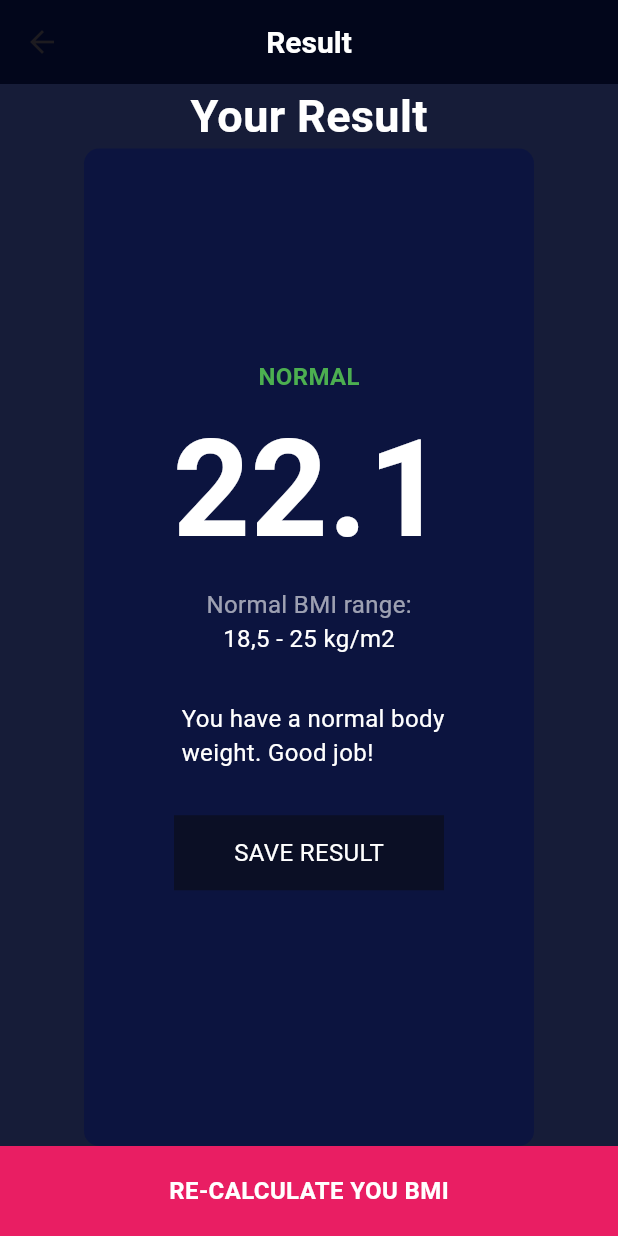
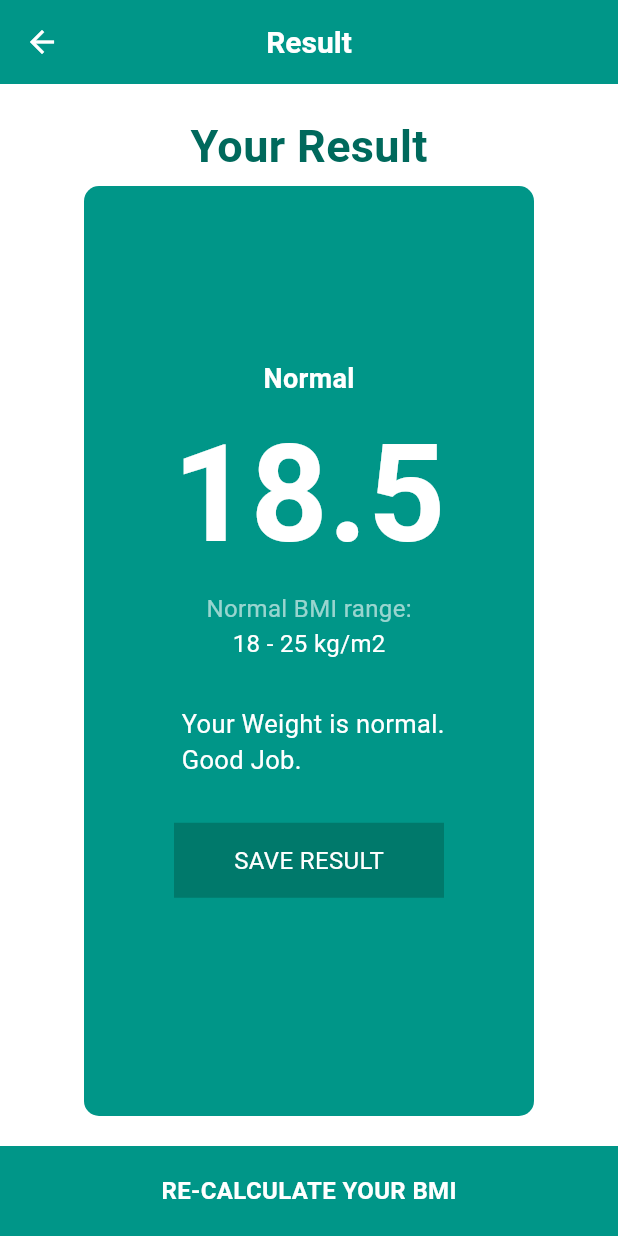
Before and after one commit to ZainBahar/BMI_Calculator, a Flutter app: the screen it shows after launch, after a tap on the "remove" icon, after a tap on the "add" icon, after a tap on "CALCULATE YOUR BMI", on a phone screen of 412 x 824 dp. Run offline on Flutter 3.47's test engine with Material 3 defaults, Android fonts, the light colour scheme and no system bars.

Commit message:
BMI Calculator Project Completed

```diff
--- /dev/null
+++ b/lib/calculator.dart
@@ -0,0 +1,35 @@
+import 'dart:math';
+
+class Calculator {
+  Calculator({required this.height, required this.weight});
+  int height;
+  int weight;
+  double? bmi;
+
+  // Constructor
+
+  dynamic bmivalue() {
+    bmi = weight / pow(height / 100, 2);
+    return bmi!.toStringAsFixed(1);
+  }
+
+  dynamic bmiCategory() {
+    if (bmi! < 18) {
+      return "UnderWeight";
+    } else if (bmi! >= 18 && bmi! <= 25) {
+      return "Normal";
+    } else {
+      return "OverWeight";
+    }
+  }
+
+  dynamic bmiInterpretation() {
+    if (bmi! < 18) {
+      return "You are so Low on Weight! Plz eat more.";
+    } else if (bmi! <= 25 && bmi! >= 18) {
+      return "Your Weight is normal. Good Job.";
+    } else {
+      return "You are so OverWeight! Plz control your mouth.";
+    }
+  }
+}
--- a/lib/main.dart
+++ b/lib/main.dart
@@ -1,6 +1,8 @@
 import 'package:flutter/material.dart';
-import 'package:flutter/rendering.dart';
+import 'package:my_bmi_calculator2/calculator.dart';
 import 'package:my_bmi_calculator2/resultPage.dart';
+import 'package:my_bmi_calculator2/theme_changer.dart';
+import 'package:my_bmi_calculator2/theme_data.dart';
 
 void main() {
   runApp(MyApp());
@@ -14,6 +16,20 @@ class MyApp extends StatefulWidget {
 enum Genders { male, female }
 
 class _MyAppState extends State<MyApp> {
+  @override
+  void initState() {
+    themeManager.addListener(themeChange);
+    super.initState();
+  }
+
+  themeChange() {
+    if (mounted) {
+      setState(() {});
+    }
+  }
+
+  ThemeManager themeManager = ThemeManager();
+
   double height = 180;
   int weight = 60;
   int age = 20;
@@ -24,26 +40,37 @@ class _MyAppState extends State<MyApp> {
   Color activeColor = Colors.pink;
   @override
   Widget build(BuildContext context) {
+    // Material App
     return MaterialApp(
       debugShowCheckedModeBanner: false,
+      theme: lightTheme,
+      darkTheme: darkTheme,
+      themeMode: themeManager.themeMode,
+      // Home Page
       home: Scaffold(
-        backgroundColor: const Color.fromARGB(235, 2, 9, 39),
+        // backgroundColor: const Color.fromARGB(235, 2, 9, 39),
         appBar: AppBar(
           title: Text('BMI Calculator',
-              style: TextStyle(
-                  color: Colors.white,
-                  fontWeight: FontWeight.bold,
-                  fontSize: 20)),
-          backgroundColor: const Color.fromARGB(255, 2, 6, 27),
+              style: TextStyle(fontWeight: FontWeight.bold, fontSize: 20)),
+          // backgroundColor: ,
           centerTitle: true,
+          actions: [
+            Switch(
+                value: themeManager.themeMode == ThemeMode.dark,
+                onChanged: (newValue) {
+                  themeManager.changeTheme(newValue);
+                })
+          ],
         ),
+
         // Body
         body: Expanded(
             // Main Column
             child: Column(
           children: [
             // 1st Row
-            Row(
+            Expanded(
+              child: Row(
                 children: [
                   // Male Container
                   Expanded(
@@ -56,10 +83,14 @@ class _MyAppState extends State<MyApp> {
                       child: Gender(
                         genderName: "Male",
                         genderIcon: Icons.male,
-                      rVal: 3,
-                      lVal: 10,
+                        rightVal: 3,
+                        leftVal: 10,
                         bgColor: selectedGender == Genders.male
-                          ? activeColor
+                            ? themeManager.themeMode == ThemeMode.light
+                                ? const Color.fromRGBO(0, 105, 92, 1)
+                                : activeColor
+                            : themeManager.themeMode == ThemeMode.light
+                                ? Colors.teal
                                 : inActiveColor,
                       ),
                     ),
@@ -75,25 +106,32 @@ class _MyAppState extends State<MyApp> {
                       child: Gender(
                         genderName: "Female",
                         genderIcon: Icons.female,
-                      lVal: 2,
-                      rVal: 10,
+                        leftVal: 2,
+                        rightVal: 10,
                         bgColor: selectedGender == Genders.female
-                          ? activeColor
+                            ? themeManager.themeMode == ThemeMode.light
+                                ? const Color.fromRGBO(0, 105, 92, 1)
+                                : activeColor
+                            : themeManager.themeMode == ThemeMode.light
+                                ? Colors.teal
                                 : inActiveColor,
                       ),
                     ),
                   )
                 ],
               ),
+            ),
 
             // 2nd Row  HEIGHT
-            Container(
-              height: 178,
+            Expanded(
+              child: Container(
                 margin: EdgeInsets.only(left: 10, right: 10, bottom: 12),
                 padding: EdgeInsets.only(top: 10, bottom: 12),
                 decoration: BoxDecoration(
-                color: const Color.fromARGB(255, 12, 20, 63),
-                borderRadius: BorderRadius.circular(4),
+                  color: themeManager.themeMode == ThemeMode.light
+                      ? Colors.teal
+                      : const Color.fromARGB(255, 12, 20, 63),
+                  borderRadius: BorderRadius.circular(20),
                 ),
                 child: Column(
                   mainAxisAlignment: MainAxisAlignment.center,
@@ -132,18 +170,25 @@ class _MyAppState extends State<MyApp> {
                       min: 120,
                       max: 220,
                       divisions: 100,
-                    activeColor: Colors.pink,
                       inactiveColor: Colors.white60,
                     ),
                   ],
                 ),
               ),
+            ),
             //3rd Row  WEIGHT, AGE
-            Row(
+            Expanded(
+              child: Row(
                   mainAxisAlignment: MainAxisAlignment.center,
                   crossAxisAlignment: CrossAxisAlignment.center,
                   children: [
                     WeightAge(
+                      bgColor: themeManager.themeMode == ThemeMode.light
+                          ? Colors.teal
+                          : const Color.fromARGB(255, 12, 20, 63),
+                      bgColorIncDec: themeManager.themeMode == ThemeMode.light
+                          ? Colors.teal[800]
+                          : const Color.fromARGB(123, 20, 32, 99),
                       lmargin: 3,
                       rmargin: 10,
                       title: strweight.toString(),
@@ -160,6 +205,12 @@ class _MyAppState extends State<MyApp> {
                       },
                     ),
                     WeightAge(
+                        bgColor: themeManager.themeMode == ThemeMode.light
+                            ? Colors.teal
+                            : const Color.fromARGB(255, 12, 20, 63),
+                        bgColorIncDec: themeManager.themeMode == ThemeMode.light
+                            ? Colors.teal[800]
+                            : const Color.fromARGB(123, 20, 32, 99),
                         lmargin: 10,
                         rmargin: 2,
                         title: strage.toString(),
@@ -175,9 +226,16 @@ class _MyAppState extends State<MyApp> {
                           });
                         }),
                   ]),
-            ShowBMIButton(),
+            ),
           ],
         )),
+        // Bottom Bar
+        bottomNavigationBar: ShowBMIButton(
+            height: height.toInt(),
+            weight: weight.toInt(),
+            bgColor: themeManager.themeMode == ThemeMode.light
+                ? Colors.teal
+                : Colors.pink),
       ),
     );
   }
@@ -188,16 +246,16 @@ class Gender extends StatefulWidget {
   Gender({
     required this.genderName,
     required this.genderIcon,
-    required this.lVal,
-    required this.rVal,
+    required this.leftVal,
+    required this.rightVal,
     required this.bgColor,
     Key? key,
   }) : super(key: key);
 
   final String genderName;
   final IconData genderIcon;
-  final double lVal;
-  final double rVal;
+  final double leftVal;
+  final double rightVal;
   final Color bgColor;
 
   @override
@@ -212,13 +270,13 @@ class _GenderState extends State<Gender> {
         margin: EdgeInsets.only(
           top: 15,
           bottom: 15,
-          right: widget.rVal,
-          left: widget.lVal,
+          right: widget.rightVal,
+          left: widget.leftVal,
         ),
         padding: const EdgeInsets.only(top: 10, bottom: 12),
         decoration: BoxDecoration(
           color: widget.bgColor,
-          borderRadius: BorderRadius.circular(3),
+          borderRadius: BorderRadius.circular(20),
         ),
         child: Column(
           mainAxisAlignment: MainAxisAlignment.center,
@@ -246,9 +304,13 @@ class WeightAge extends StatefulWidget {
     required this.measureType,
     required this.onIncrement,
     required this.onDecrement,
+    required this.bgColor,
+    required this.bgColorIncDec,
     Key? key,
   }) : super(key: key);
 
+  Color bgColor;
+  Color? bgColorIncDec;
   final double lmargin;
   final double rmargin;
   final String title;
@@ -269,8 +331,8 @@ class _WeightAgeState extends State<WeightAge> {
             left: widget.rmargin, right: widget.lmargin, bottom: 15),
         padding: EdgeInsets.only(top: 10, bottom: 12),
         decoration: BoxDecoration(
-          color: const Color.fromARGB(255, 12, 20, 63),
-          borderRadius: BorderRadius.circular(3),
+          color: widget.bgColor,
+          borderRadius: BorderRadius.circular(20),
         ),
         child: Column(
           mainAxisAlignment: MainAxisAlignment.center,
@@ -291,11 +353,17 @@ class _WeightAgeState extends State<WeightAge> {
               crossAxisAlignment: CrossAxisAlignment.center,
               children: [
                 // Decrement Button
-                _buildButton(icon: Icons.remove, onPressed: widget.onDecrement),
+                _buildButton(
+                    icon: Icons.remove,
+                    onPressed: widget.onDecrement,
+                    bgColor: widget.bgColorIncDec!),
                 // Space between buttons
                 SizedBox(width: 5),
                 // Increment Button
-                _buildButton(icon: Icons.add, onPressed: widget.onIncrement),
+                _buildButton(
+                    icon: Icons.add,
+                    onPressed: widget.onIncrement,
+                    bgColor: widget.bgColorIncDec!),
               ],
             )
           ],
@@ -305,25 +373,34 @@ class _WeightAgeState extends State<WeightAge> {
   }
 }
 
-Widget _buildButton({required IconData icon, required VoidCallback onPressed}) {
+Widget _buildButton(
+    {required IconData icon,
+    required VoidCallback onPressed,
+    required Color bgColor}) {
   return Container(
       height: 40,
       width: 40,
       margin: EdgeInsets.only(top: 5),
       decoration: BoxDecoration(
-        shape: BoxShape.circle,
-        color: const Color.fromARGB(123, 20, 32, 99),
+          // color: bgColor,
           ),
       // Decrement Button
       child: FloatingActionButton(
-        backgroundColor: const Color.fromARGB(153, 45, 53, 97),
+        backgroundColor: bgColor,
         onPressed: onPressed,
         child: Icon(icon, color: Colors.white),
       ));
 }
 
 class ShowBMIButton extends StatefulWidget {
-  const ShowBMIButton({super.key});
+  ShowBMIButton({
+    required this.height,
+    required this.weight,
+    required this.bgColor,
+  });
+  int height;
+  int weight;
+  Color bgColor;
 
   @override
   State<ShowBMIButton> createState() => _ShowBMIButtonState();
@@ -334,17 +411,23 @@ class _ShowBMIButtonState extends State<ShowBMIButton> {
   Widget build(BuildContext context) {
     return GestureDetector(
       onTap: () {
+        Calculator calculator =
+            Calculator(height: widget.height, weight: widget.weight);
         Navigator.of(
           context,
         ).push(MaterialPageRoute(
-          builder: (context) => ResultPageClass(),
+          builder: (context) => ResultPageClass(
+            bmiValue: calculator.bmivalue(),
+            bmiCategory: calculator.bmiCategory(),
+            bmiInterpretation: calculator.bmiInterpretation(),
+          ),
         ));
       },
       child: Container(
         height: 60,
         width: double.infinity,
         decoration: BoxDecoration(
-          color: Colors.pink,
+          color: widget.bgColor,
         ),
         child: Center(
           child: Text(
--- a/lib/resultPage.dart
+++ b/lib/resultPage.dart
@@ -1,59 +1,72 @@
-import 'package:flutter/foundation.dart';
 import 'package:flutter/material.dart';
+import 'package:my_bmi_calculator2/theme_changer.dart';
 
 class ResultPageClass extends StatefulWidget {
-  const ResultPageClass({super.key});
+  ResultPageClass(
+      {required this.bmiCategory,
+      required this.bmiValue,
+      required this.bmiInterpretation});
+  dynamic bmiCategory;
+  dynamic bmiValue;
+  dynamic bmiInterpretation;
 
   @override
   State<ResultPageClass> createState() => _ResultPageClassState();
 }
 
 class _ResultPageClassState extends State<ResultPageClass> {
+  ThemeManager themeManager = ThemeManager();
   @override
   Widget build(BuildContext context) {
     return Scaffold(
-      backgroundColor: const Color.fromARGB(235, 2, 9, 39),
       appBar: AppBar(
         title: Text("Result",
             style: TextStyle(
                 color: Colors.white,
                 fontWeight: FontWeight.bold,
                 fontSize: 20)),
-        backgroundColor: const Color.fromARGB(255, 2, 6, 27),
         centerTitle: true,
         // automaticallyImplyLeading: false,
       ),
       // Main Coloumn of Body
-      body: Expanded(
-        child: Column(
-          mainAxisAlignment: MainAxisAlignment.center,
-          crossAxisAlignment: CrossAxisAlignment.center,
+      body: Column(
         children: [
-            Text("Your Result",
+          Container(
+            margin: const EdgeInsets.only(top: 20, bottom: 5),
+            child: Text("Your Result",
                 style: TextStyle(
-                    color: Colors.white,
+                    color: Theme.of(context).brightness == Brightness.light
+                        ? Colors.teal[800]
+                        : Colors.white,
                     fontWeight: FontWeight.bold,
                     fontSize: 30)),
+          ),
           // Sub-Column of the main Column
           Expanded(
             child: Center(
               child: Container(
+                margin: const EdgeInsets.only(bottom: 20),
                 width: 300,
                 decoration: BoxDecoration(
-                    color: const Color.fromARGB(255, 12, 20, 63),
+                  color: Theme.of(context).brightness == Brightness.light
+                      ? Colors.teal
+                      : const Color.fromARGB(255, 12, 20, 63),
                   borderRadius: BorderRadius.circular(10),
                 ),
                 child: Column(
                   mainAxisAlignment: MainAxisAlignment.center,
                   crossAxisAlignment: CrossAxisAlignment.center,
                   children: [
-                      Text("NORMAL",
+                    Text(widget.bmiCategory,
                         style: TextStyle(
-                            color: Colors.green,
-                            fontSize: 16,
+                          color:
+                              Theme.of(context).brightness == Brightness.light
+                                  ? Colors.white
+                                  : Colors.green,
+                          fontSize: 18,
                           fontWeight: FontWeight.bold,
                         )),
-                      Text("22.1",
+                    Text(widget.bmiValue.toString(),
                         style: TextStyle(
                           color: Colors.white,
                           fontSize: 90,
@@ -67,7 +80,7 @@ class _ResultPageClassState extends State<ResultPageClass> {
                       ),
                     ),
                     Text(
-                        "18,5 - 25 kg/m2",
+                      "18 - 25 kg/m2",
                       style: TextStyle(
                         color: Colors.white,
                         fontSize: 16,
@@ -76,16 +89,19 @@ class _ResultPageClassState extends State<ResultPageClass> {
                     Container(
                       width: 220,
                       margin: const EdgeInsets.only(top: 30, left: 50),
-                        child: Text("You have a normal body weight. Good job!",
+                      child: Text(widget.bmiInterpretation,
                           style: TextStyle(
                             color: Colors.white,
-                              fontSize: 16,
+                            fontSize: 17,
                           )),
                     ),
                     Container(
                         margin: const EdgeInsets.all(30),
                         decoration: BoxDecoration(
-                              color: const Color.fromARGB(255, 11, 15, 37)),
+                            color:
+                                Theme.of(context).brightness == Brightness.light
+                                    ? Colors.teal[700]
+                                    : const Color.fromARGB(255, 11, 15, 37)),
                         width: 180,
                         height: 50,
                         child: Center(
@@ -102,18 +118,24 @@ class _ResultPageClassState extends State<ResultPageClass> {
           ),
         ],
       ),
-      ),
-      bottomNavigationBar: Container(
+      bottomNavigationBar: GestureDetector(
+        onTap: () {
+          Navigator.pop(context);
+        },
+        child: Container(
             height: 60,
             width: double.infinity,
-          decoration: BoxDecoration(color: Colors.pink),
+            color: Theme.of(context).brightness == Brightness.light
+                ? Colors.teal
+                : Colors.pink,
             child: Center(
-            child: Text("RE-CALCULATE YOU BMI",
+              child: Text("RE-CALCULATE YOUR BMI",
                   style: TextStyle(
                       fontSize: 16,
                       color: Colors.white,
                       fontWeight: FontWeight.bold)),
             )),
+      ),
     );
   }
 }
--- /dev/null
+++ b/lib/theme_changer.dart
@@ -0,0 +1,17 @@
+import 'package:flutter/material.dart';
+
+class ThemeManager extends ChangeNotifier {
+  // Initialization of the ThemeMode
+  ThemeMode _themeMode = ThemeMode.light;
+
+// Getter for the ThemeMode
+  get themeMode {
+    return _themeMode;
+  }
+
+// Setter for the ThemeMode
+  void changeTheme(bool isDarkMode) {
+    _themeMode = isDarkMode ? ThemeMode.dark : ThemeMode.light;
+    notifyListeners();
+  }
+}
--- /dev/null
+++ b/lib/theme_data.dart
@@ -0,0 +1,30 @@
+import 'package:flutter/material.dart';
+
+ThemeData lightTheme = ThemeData(
+    brightness: Brightness.light,
+    appBarTheme: AppBarTheme(
+      backgroundColor: Colors.teal,
+      foregroundColor: Colors.white,
+    ),
+    switchTheme: SwitchThemeData(
+        thumbColor: MaterialStateProperty.all<Color>(Colors.tealAccent)),
+    scaffoldBackgroundColor: Colors.white,
+    sliderTheme: SliderThemeData(
+      activeTrackColor: Colors.tealAccent,
+      thumbColor: Colors.tealAccent,
+    ));
+
+ThemeData darkTheme = ThemeData(
+    brightness: Brightness.dark,
+    appBarTheme: AppBarTheme(
+      // const Color.fromARGB(255, 2, 6, 27)
+      backgroundColor: Colors.pink,
+      foregroundColor: Colors.white,
+    ),
+    switchTheme: SwitchThemeData(
+        thumbColor: MaterialStateProperty.all<Color>(Colors.pink)),
+    scaffoldBackgroundColor: const Color.fromARGB(235, 2, 9, 39),
+    sliderTheme: SliderThemeData(
+      activeTrackColor: Colors.pink,
+      thumbColor: Colors.pink,
+    ));
```
Also changed, not shown: 1 other file. Lines whose indentation alone changed are shown as unchanged.
